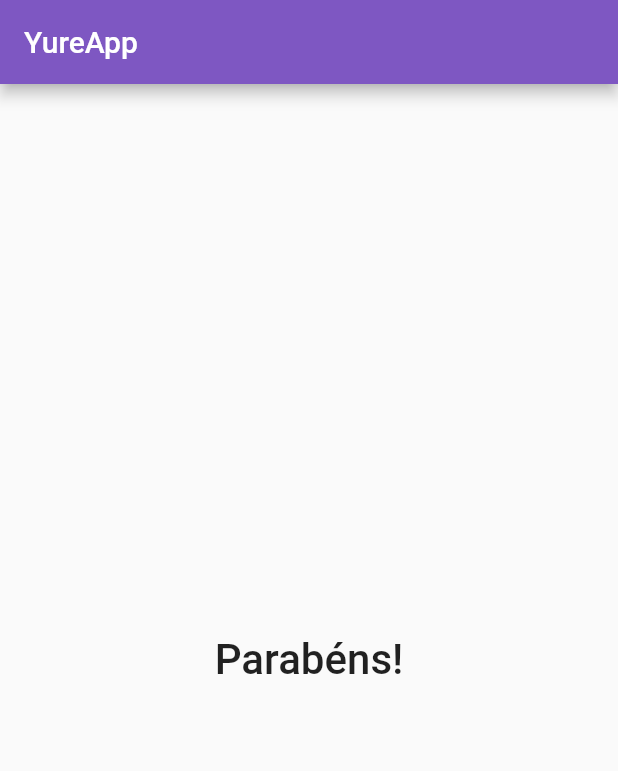
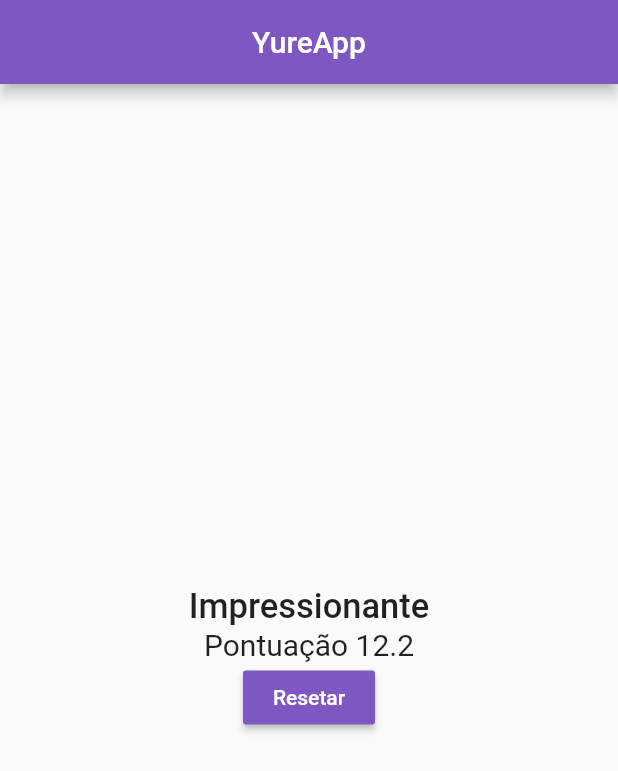
Before and after one commit to yuredev/learning-dart-flutter, a Flutter app: the screen it shows after launch, after a tap on "Skyrim", after a tap on "Shingeki no Kyojin", after a tap on "Star Wars", on a phone screen of 412 x 824 dp. Shown: the top 771 px of the screen. Run offline on Flutter 3.47's test engine with Material 2 defaults, Android fonts, the light colour scheme and no system bars.

Commit message:
projeto finalizado

```diff
--- a/projeto_01_perguntas/lib/Resposta.dart
+++ b/projeto_01_perguntas/lib/Resposta.dart
@@ -10,6 +10,7 @@ class Resposta extends StatelessWidget {
   Widget build(BuildContext context) {
     return Container(
       width: double.infinity, // toda a largura da tela
+      margin: EdgeInsets.fromLTRB(10, 5, 10, 5),
       child: RaisedButton(
         textColor: Colors.white,
         color: Colors.deepPurple[400],
--- a/projeto_01_perguntas/lib/Resultado.dart
+++ b/projeto_01_perguntas/lib/Resultado.dart
@@ -1,16 +1,48 @@
 import 'package:flutter/material.dart';
 
 class Resultado extends StatelessWidget {
+  final double pontuacao;
+  final void Function() callbackResetar;
+
+  String get fraseResultado {
+    if (pontuacao < 8) {
+      return 'Parabéns';
+    } else if (pontuacao < 12) {
+      return 'Você é bom';
+    } else if (pontuacao < 16) {
+      return 'Impressionante';
+    } else {
+      return 'Cê é o bixão mermo ein doido!!';
+    }
+  }
+
+  Resultado(this.pontuacao, this.callbackResetar);
+
   @override
   Widget build(BuildContext context) {
-    return Center(
-      child: Text(
-        'Parabéns!',
-        style: TextStyle(
-          fontSize: 28,
-          fontWeight: FontWeight.w500
+    return Column(
+      mainAxisAlignment: MainAxisAlignment.center,
+      children: <Widget>[
+        Center(
+          child: Text(
+            fraseResultado,
+            style: TextStyle(
+              fontSize: 23,
+              fontWeight: FontWeight.w500
+            ),
+          ),
         ),
-      ),
+        Text(
+          'Pontuação $pontuacao',
+          style: TextStyle(fontSize: 20),
+        ),
+        RaisedButton(
+          textColor: Colors.white,
+          color: Colors.deepPurple[400],
+          child: Text('Resetar'),
+          onPressed: callbackResetar
+        )
+      ],
     );
   }
 }
--- a/projeto_01_perguntas/lib/main.dart
+++ b/projeto_01_perguntas/lib/main.dart
@@ -18,19 +18,35 @@ main() => runApp(PerguntaApp());
 // gerenciamento de estado
 class _PerguntaAppState extends State<PerguntaApp> {
   int _perguntaSelecionada = 0;
+  double _pontuacaoTotal = 0;
 
   final List<Map<String, Object>> _perguntas = const [
     {
       'texto': 'Qual o seu game favorito?',
-      'respostas': ['Skyrim', 'The Witcher 3', 'Dark Souls 3', 'Red Dead Redemption 2']
+      'respostas': [
+        {'texto': 'Skyrim', 'pontuacao': 10.0},
+        {'texto': 'The Witcher 3', 'pontuacao': 4.5},
+        {'texto': 'Dark Souls 3', 'pontuacao': 4.5},
+        {'texto': 'Red Dead Redemption 2', 'pontuacao': 6.0}
+      ]
     },
     {
       'texto': 'Qual o seu anime favorito?',
-      'respostas': ['One Piece', 'Shingeki no Kyojin', 'Dragon Ball Z', 'One Punch Man']
+      'respostas': [
+        {'texto': 'One Piece', 'pontuacao': 10.0},
+        {'texto': 'Shingeki no Kyojin', 'pontuacao': 1.7},
+        {'texto': 'Dragon Ball Z', 'pontuacao': 1.0},
+        {'texto': 'One Punch Man', 'pontuacao': 0.0}
+      ]
     },
     {
       'texto': 'Qual o seu filme favorito?',
-      'respostas': ['LOTR', 'Cidade de Deus', 'Star Wars', 'Clube da Luta']
+      'respostas': [
+        {'texto': 'LOTR', 'pontuacao': 10.0},
+        {'texto': 'Cidade de Deus', 'pontuacao': 7.5},
+        {'texto': 'Star Wars', 'pontuacao': 0.5},
+        {'texto': 'Clube da Luta', 'pontuacao': 5.0}
+      ]
     },
   ];
 
@@ -38,16 +54,27 @@ class _PerguntaAppState extends State<PerguntaApp> {
     return _perguntaSelecionada < _perguntas.length;
   }
 
-  void _responder() {
+  void _resetar() {
+    this.setState(() {
+      _perguntaSelecionada = 0;
+      _pontuacaoTotal = 0;
+    });
+  }
+
+  void _responder(double pontuacao) {
     if (temPerguntaSelecionada) {
-      this.setState(() => _perguntaSelecionada++);
+      this.setState(() {
+        _perguntaSelecionada++;
+        _pontuacaoTotal += pontuacao;
+      });
     }
+    print(_pontuacaoTotal);
   }
 
   // o build deve ser repassado para o State uma vez que ele
   // depende do estado
   Widget build(BuildContext context) {
-    List<String> respostas = temPerguntaSelecionada ?
+    List<Map<String, Object>> respostas = temPerguntaSelecionada ?
       _perguntas[_perguntaSelecionada]['respostas'] :
       null;
 
@@ -59,7 +86,7 @@ class _PerguntaAppState extends State<PerguntaApp> {
     // em Dart tem que colocar o != de nulo
     // não é suportado colocar diretamente a variável como no JS
     if (respostas != null) {
-      widgets = respostas.map((r) => Resposta(r, _responder)).toList();
+      widgets = respostas.map((r) => Resposta(r['texto'], () => _responder(r['pontuacao']))).toList();
     }
 
     return MaterialApp(
@@ -67,12 +94,12 @@ class _PerguntaAppState extends State<PerguntaApp> {
       home: Scaffold(
         appBar: AppBar(
           backgroundColor: Colors.deepPurple[400],
-          title: Text('YureApp'),
+          title: Center(child: Text('YureApp'))
         ),
         // o body pode receber mais de um Widget
         body: temPerguntaSelecionada ?
           Questionario(_perguntas[_perguntaSelecionada]['texto'], widgets) :
-          Resultado()
+          Resultado(_pontuacaoTotal, _resetar)
       )
     );
   }
```
